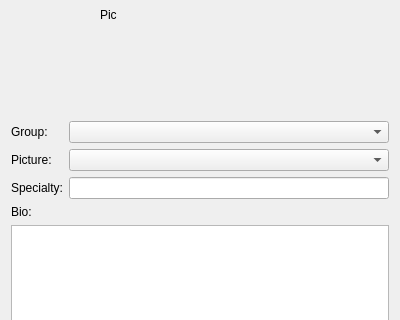
dmzdev/stance, file ui/EditAdvisorDialog.ui: the form before one commit; both pictures show x 0 to 400 and y 96 to 416 of the 400 by 514 pixel window.
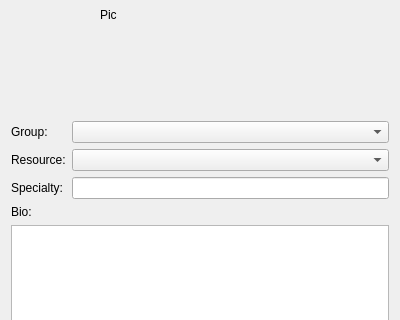
The form after the commit.

Diff of the .ui file:
```diff
--- a/ui/EditAdvisorDialog.ui
+++ b/ui/EditAdvisorDialog.ui
@@ -91,7 +91,7 @@
      <item row="1" column="0">
       <widget class="QLabel" name="label_2">
        <property name="text">
-        <string>Picture:</string>
+        <string>Resource:</string>
        </property>
       </widget>
      </item>
```
